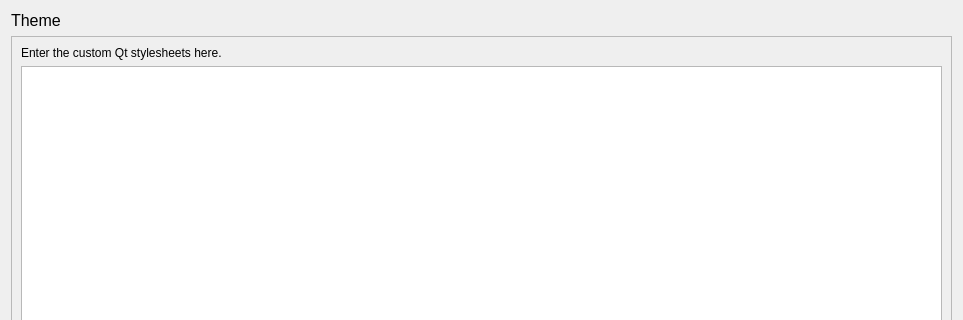
The window that plugins/theme/theme.ui (labscript-suite-temp/blacs) describes before a commit, drawn with Qt 5; both pictures show x 0 to 963 and y 0 to 320 of the 963 by 594 pixel window.
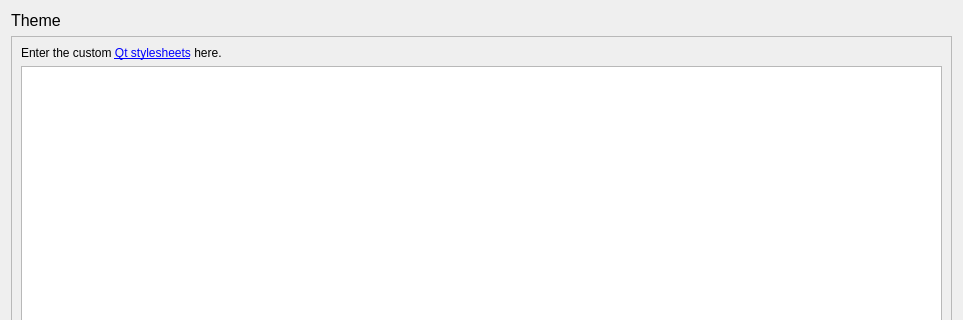
The same window after the commit.

Commit message: Added link in theme plugin settings page to Qt stylesheet reference

```diff
--- a/plugins/theme/theme.ui
+++ b/plugins/theme/theme.ui
@@ -44,7 +44,10 @@
        <item>
         <widget class="QLabel" name="label">
          <property name="text">
-          <string>Enter the custom Qt stylesheets here.</string>
+          <string>&lt;html&gt;&lt;head/&gt;&lt;body&gt;&lt;p&gt;Enter the custom &lt;a href=&quot;http://doc.qt.io/qt-4.8/stylesheet-reference.html&quot;&gt;&lt;span style=&quot; text-decoration: underline; color:#0000ff;&quot;&gt;Qt stylesheets&lt;/span&gt;&lt;/a&gt; here.&lt;/p&gt;&lt;/body&gt;&lt;/html&gt;</string>
+         </property>
+         <property name="openExternalLinks">
+          <bool>true</bool>
          </property>
         </widget>
        </item>
```
